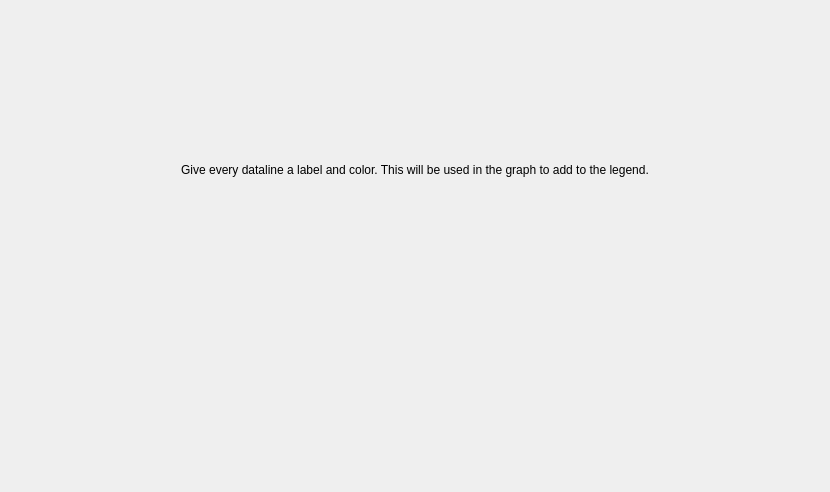
Old version of the form Hardware Monitor Applet/GUI/GraphPageWidget.ui in the repository jimmyd-be/Hardware-Monitor-Applet.
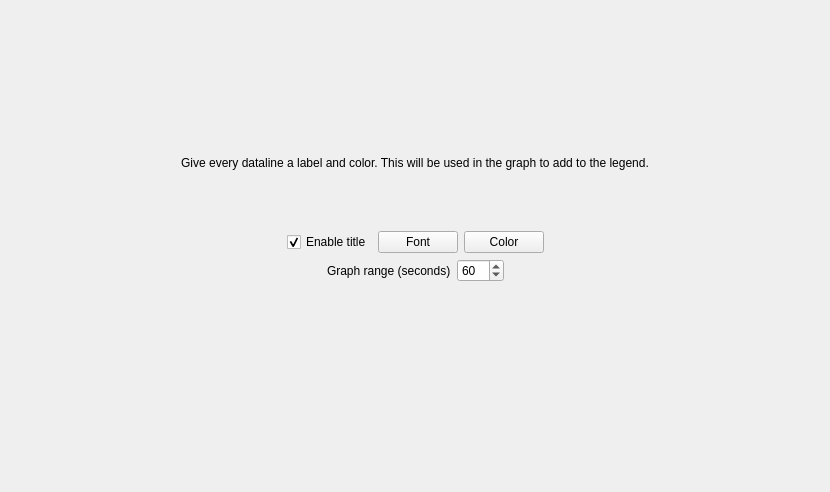
New version of the form.

Commit message:
Add more customize function to GraphPage.
Added some error handling for logitech thread

```diff
--- a/Hardware Monitor Applet/GUI/GraphPageWidget.ui
+++ b/Hardware Monitor Applet/GUI/GraphPageWidget.ui
@@ -37,6 +37,120 @@
      </property>
     </widget>
    </item>
+   <item>
+    <spacer name="verticalSpacer_4">
+     <property name="orientation">
+      <enum>Qt::Vertical</enum>
+     </property>
+     <property name="sizeHint" stdset="0">
+      <size>
+       <width>20</width>
+       <height>40</height>
+      </size>
+     </property>
+    </spacer>
+   </item>
+   <item>
+    <layout class="QHBoxLayout" name="horizontalLayout">
+     <item>
+      <spacer name="horizontalSpacer_2">
+       <property name="orientation">
+        <enum>Qt::Horizontal</enum>
+       </property>
+       <property name="sizeHint" stdset="0">
+        <size>
+         <width>40</width>
+         <height>20</height>
+        </size>
+       </property>
+      </spacer>
+     </item>
+     <item>
+      <widget class="QCheckBox" name="title_checkBox">
+       <property name="text">
+        <string>Enable title</string>
+       </property>
+       <property name="checked">
+        <bool>true</bool>
+       </property>
+      </widget>
+     </item>
+     <item>
+      <widget class="QPushButton" name="fontTitle_pushButton">
+       <property name="text">
+        <string>Font</string>
+       </property>
+      </widget>
+     </item>
+     <item>
+      <widget class="QPushButton" name="colorTitle_pushButton">
+       <property name="text">
+        <string>Color</string>
+       </property>
+      </widget>
+     </item>
+     <item>
+      <spacer name="horizontalSpacer">
+       <property name="orientation">
+        <enum>Qt::Horizontal</enum>
+       </property>
+       <property name="sizeHint" stdset="0">
+        <size>
+         <width>40</width>
+         <height>20</height>
+        </size>
+       </property>
+      </spacer>
+     </item>
+    </layout>
+   </item>
+   <item>
+    <layout class="QHBoxLayout" name="horizontalLayout_2">
+     <item>
+      <spacer name="horizontalSpacer_3">
+       <property name="orientation">
+        <enum>Qt::Horizontal</enum>
+       </property>
+       <property name="sizeHint" stdset="0">
+        <size>
+         <width>40</width>
+         <height>20</height>
+        </size>
+       </property>
+      </spacer>
+     </item>
+     <item>
+      <widget class="QLabel" name="label_2">
+       <property name="text">
+        <string>Graph range (seconds)</string>
+       </property>
+      </widget>
+     </item>
+     <item>
+      <widget class="QSpinBox" name="Range_spinBox">
+       <property name="maximum">
+        <number>500</number>
+       </property>
+       <property name="value">
+        <number>60</number>
+       </property>
+      </widget>
+     </item>
+     <item>
+      <spacer name="horizontalSpacer_4">
+       <property name="orientation">
+        <enum>Qt::Horizontal</enum>
+       </property>
+       <property name="sizeHint" stdset="0">
+        <size>
+         <width>40</width>
+         <height>20</height>
+        </size>
+       </property>
+      </spacer>
+     </item>
+    </layout>
+   </item>
    <item>
     <spacer name="verticalSpacer_2">
      <property name="orientation">
```
Left out of the diff: 2 changed lines with no effect on the pictures. The commit also changes 20 other files.
